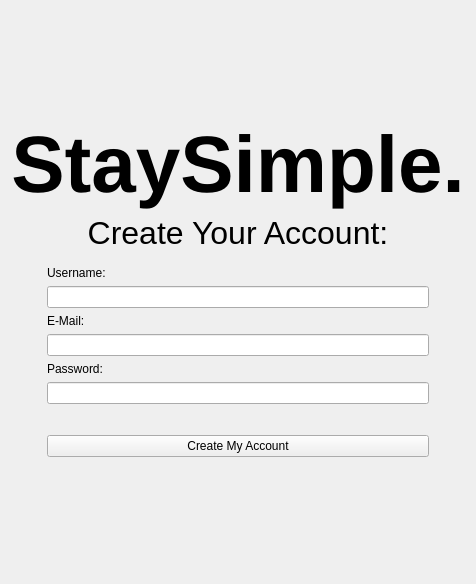
First picture: the form in VideoPlayer/registerpage.ui, repository sc22be/UI_COURSEWORK_FORK, before the edit.
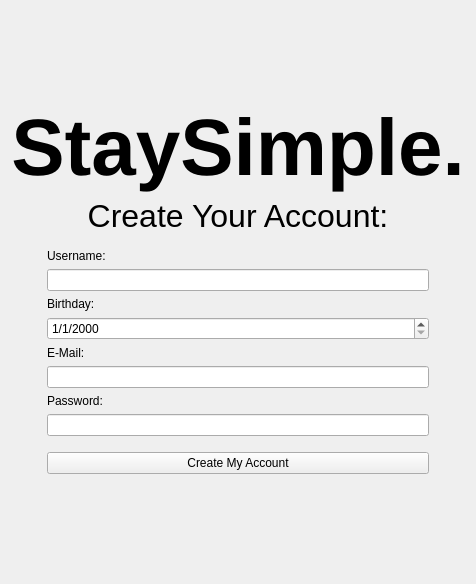
Second picture: the form after the edit.

Diff of the .ui file:
```diff
--- a/VideoPlayer/registerpage.ui
+++ b/VideoPlayer/registerpage.ui
@@ -105,6 +105,23 @@
         </property>
        </widget>
       </item>
+      <item>
+       <widget class="QLabel" name="birthdayLabel">
+        <property name="text">
+         <string>Birthday:</string>
+        </property>
+       </widget>
+      </item>
+      <item>
+       <widget class="QDateEdit" name="date_Birthday">
+        <property name="locale">
+         <locale language="English" country="UnitedKingdom"/>
+        </property>
+        <property name="displayFormat">
+         <string>d/M/yyyy</string>
+        </property>
+       </widget>
+      </item>
       <item>
        <widget class="QLabel" name="emalLabel">
         <property name="text">
```
